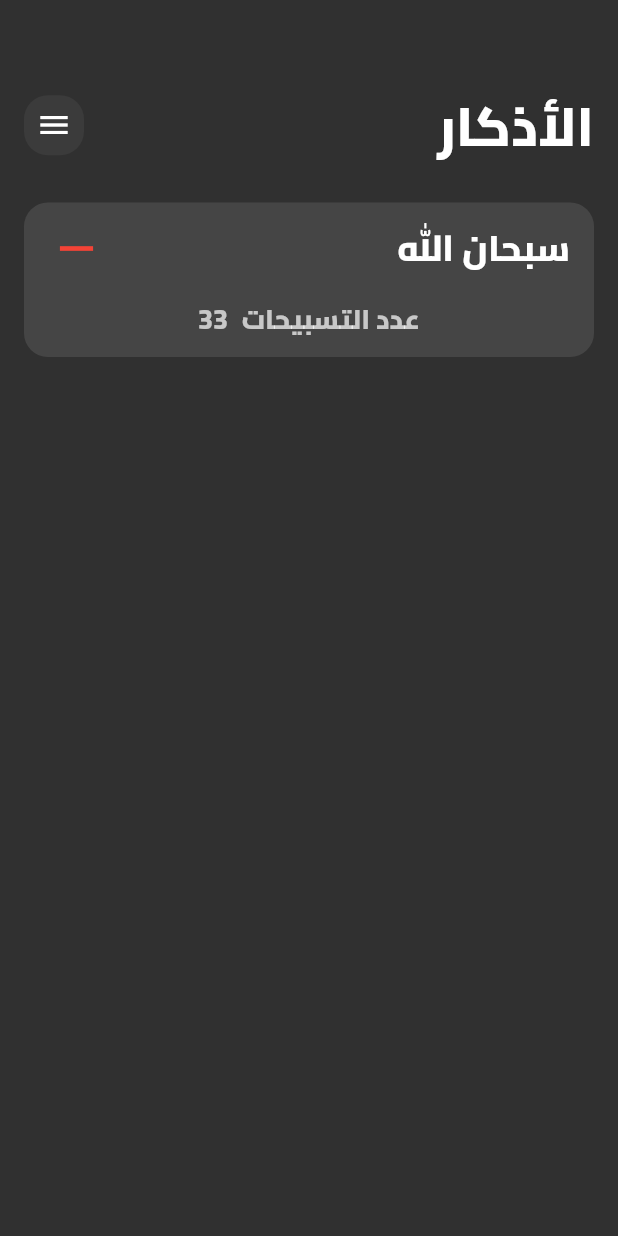
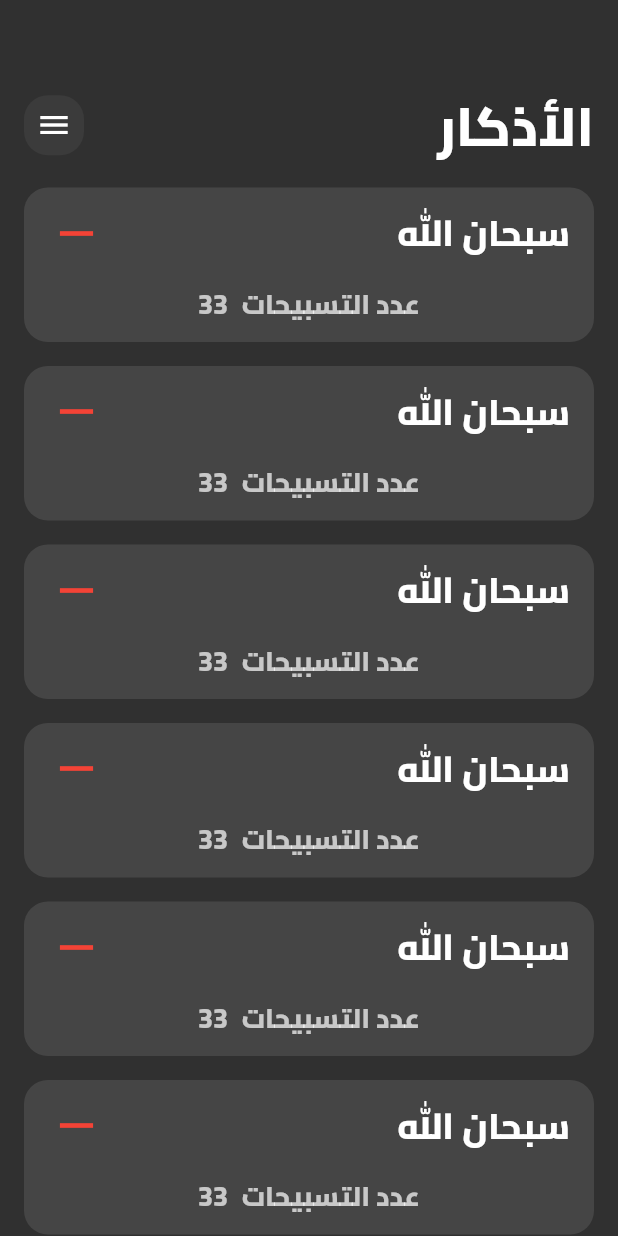
Before and after one commit to ismail-ghanem/azkar_app, a Flutter app: the screen it shows after launch, on a phone screen of 412 x 824 dp. Run offline on Flutter 3.47's test engine with Material 2 defaults, Android fonts, the phone set to English and light mode, and no system bars.

Commit message:
create azkar list view

```diff
--- a/lib/widgets/azkar_card.dart
+++ b/lib/widgets/azkar_card.dart
@@ -6,7 +6,7 @@ class AzkarCard extends StatelessWidget {
   @override
   Widget build(BuildContext context) {
     return Container(
-      margin: const EdgeInsets.only(top: 18, bottom: 8),
+      //margin: const EdgeInsets.only(bottom: 12),
       decoration: BoxDecoration(
           borderRadius: BorderRadius.circular(16),
           color: Colors.white.withOpacity(0.1)),
@@ -21,10 +21,13 @@ class AzkarCard extends StatelessWidget {
                   size: 38,
                   color: Colors.red,
                 ),
-                Spacer(),
-                Text(
-                  'سبحان الله',
-                  style: TextStyle(fontSize: 24),
+                //Spacer(),
+                Expanded(
+                  child: Text(
+                    'سبحان الله',
+                    style: TextStyle(fontSize: 24),
+                    textAlign: TextAlign.right,
+                  ),
                 ),
               ],
             ),
--- /dev/null
+++ b/lib/widgets/azkar_list_view.dart
@@ -0,0 +1,16 @@
+import '../widgets/azkar_card.dart';
+import 'package:flutter/material.dart';
+
+class AzkarListView extends StatelessWidget {
+  const AzkarListView({super.key});
+
+  @override
+  Widget build(BuildContext context) {
+    return ListView.builder(itemBuilder: (context, index) {
+      return const Padding(
+        padding: EdgeInsets.symmetric(vertical: 8),
+        child: AzkarCard(),
+      );
+    });
+  }
+}
--- a/lib/widgets/azkar_view_body.dart
+++ b/lib/widgets/azkar_view_body.dart
@@ -1,6 +1,6 @@
-import 'package:azkar_app/widgets/azkar_card.dart';
 import 'package:flutter/material.dart';
 import '../widgets/custom_app_bar.dart';
+import '../widgets/azkar_list_view.dart';
 
 class AzkarViewBody extends StatelessWidget {
   const AzkarViewBody({super.key});
@@ -13,7 +13,7 @@ class AzkarViewBody extends StatelessWidget {
         children: [
           SizedBox(height: 50),
           CustomAppBar(),
-          AzkarCard(),
+          Expanded(child: AzkarListView()),
         ],
       ),
     );
```
